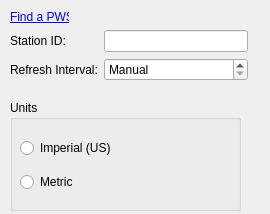
This is package/contents/ui/config.ui in hal7df/kde-desktop-weather as Qt 5 draws it before an edit. The edited form follows.
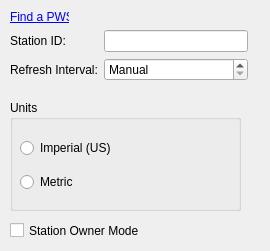
This is the edited form.

Commit message:
Changed config, added cross-timezone handling.
-Config item for "Station Owner mode", which enables certain features
for weather station owners
-Now uses the RFC 822 time string from Weather Underground to calculate
time difference, avoiding time zone difference issues.

Diff of the .ui file:
```diff
--- a/package/contents/ui/config.ui
+++ b/package/contents/ui/config.ui
@@ -7,13 +7,13 @@
     <x>0</x>
     <y>0</y>
     <width>270</width>
-    <height>214</height>
+    <height>251</height>
    </rect>
   </property>
   <property name="minimumSize">
    <size>
     <width>270</width>
-    <height>214</height>
+    <height>251</height>
    </size>
   </property>
   <property name="baseSize">
@@ -133,6 +133,19 @@
     <bool>true</bool>
    </property>
   </widget>
+  <widget class="QCheckBox" name="kcfg_stationOwner">
+   <property name="geometry">
+    <rect>
+     <x>10</x>
+     <y>220</y>
+     <width>141</width>
+     <height>21</height>
+    </rect>
+   </property>
+   <property name="text">
+    <string>Station Owner Mode</string>
+   </property>
+  </widget>
  </widget>
  <resources/>
  <connections/>
```
Left out of the diff: 2 changed lines with no effect on the pictures. The commit also changes 3 other files.
